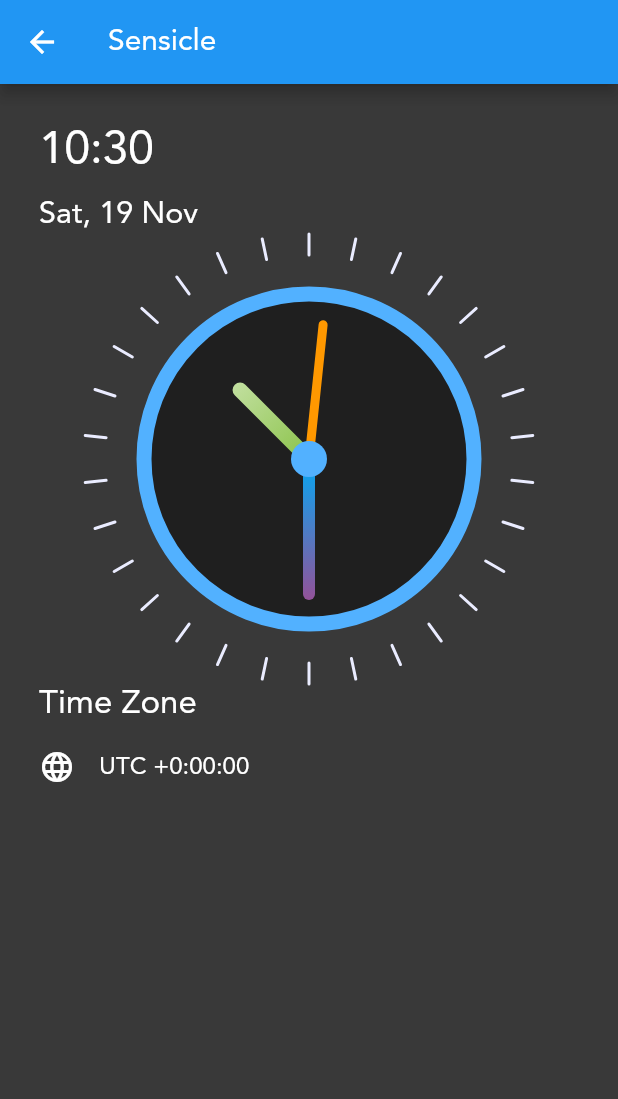
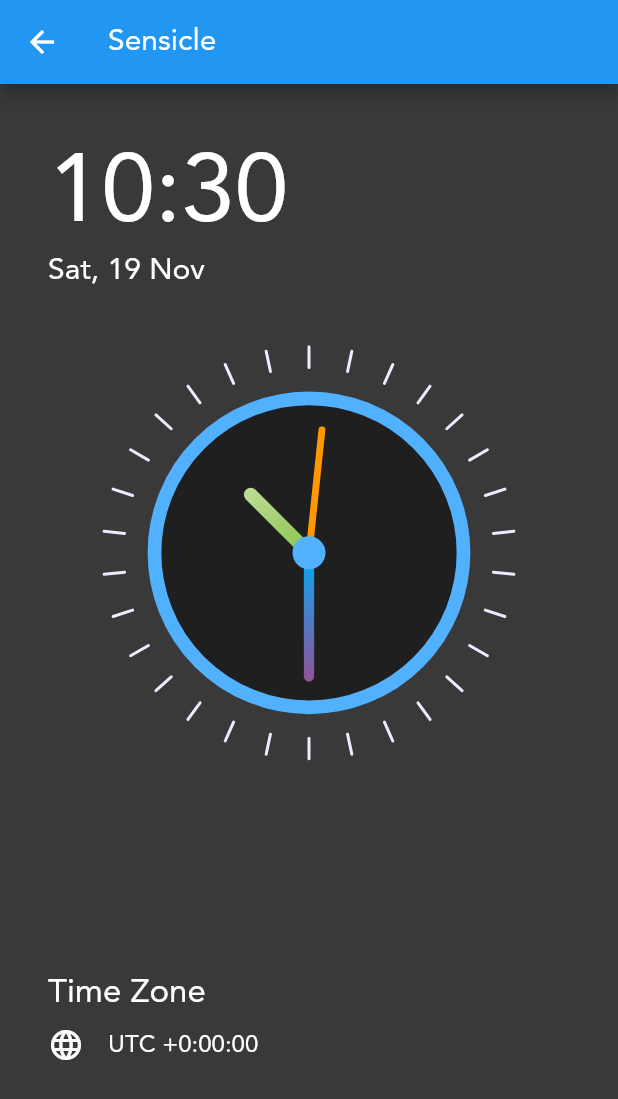
Before and after one commit to luthfibg/flutter_alarm_x, a Flutter app: the ClockPage screen opened directly, on a phone screen of 412 x 824 dp. Shown: the top 1099 px of the screen. Run offline on Flutter 3.47's test engine with Material 2 defaults, Android fonts, the phone set to English and light mode, and no system bars; our stand-ins replace double_back_to_close, persistent_bottom_nav_bar.

Commit message:
[UPD] clock page finishing

```diff
--- a/lib/customs/clock_view.dart
+++ b/lib/customs/clock_view.dart
@@ -3,7 +3,8 @@
 import 'package:flutter/material.dart';
 
 class ClockView extends StatefulWidget {
-  const ClockView({super.key});
+  final double size;
+  const ClockView({super.key, required this.size});
 
   @override
   State<ClockView> createState() => _ClockViewState();
@@ -25,18 +26,16 @@
 
   @override
   Widget build(BuildContext context) {
-    return SizedBox(
+    return Align(
+      alignment: Alignment.topCenter,
       // backgroundColor: black87a,
-      height: 300,
-      child: Center(
+      child: SizedBox(
+        width: widget.size,
+        height: widget.size,
         child: Transform.rotate(
           angle: -pi / 2,
-          child: SizedBox(
-            width: 300,
-            height: 300,
-            child: CustomPaint(
-              painter: ClockPainter(),
-            ),
+          child: CustomPaint(
+            painter: ClockPainter(),
           ),
         ),
       ),
@@ -60,42 +59,46 @@
     var outlineBrush = Paint()
       ..color = primaryBlue
       ..style = PaintingStyle.stroke
-      ..strokeWidth = 10;
+      ..strokeWidth = size.width / 30;
     var centerFillBrush = Paint()..color = primaryBlue;
 
     var secHandBrush = Paint()
       ..color = Colors.orange[500]!
       ..style = PaintingStyle.stroke
       ..strokeCap = StrokeCap.round
-      ..strokeWidth = 6;
+      ..strokeWidth = size.width / 60;
     var minHandBrush = Paint()
       ..shader = const RadialGradient(colors: [Colors.lightBlue, Colors.pink])
           .createShader(Rect.fromCircle(center: center, radius: radius))
       ..style = PaintingStyle.stroke
       ..strokeCap = StrokeCap.round
-      ..strokeWidth = 8;
+      ..strokeWidth = size.width / 40;
     var hourHandBrush = Paint()
       ..shader = const RadialGradient(colors: [Colors.lightGreen, Colors.white])
           .createShader(Rect.fromCircle(center: center, radius: radius))
       ..style = PaintingStyle.stroke
       ..strokeCap = StrokeCap.round
-      ..strokeWidth = 10;
+      ..strokeWidth = size.width / 30;
 
-    canvas.drawCircle(center, radius - 40, fillBrush);
-    canvas.drawCircle(center, radius - 40, outlineBrush);
+    canvas.drawCircle(center, radius * 0.75, fillBrush);
+    canvas.drawCircle(center, radius * 0.75, outlineBrush);
 
-    var secHandX = centerX + 90 * cos(dateTime.second * 6 * pi / 180);
-    var secHandY = centerX + 90 * sin(dateTime.second * 6 * pi / 180);
+    var secHandX = centerX + radius * 0.6 * cos(dateTime.second * 6 * pi / 180);
+    var secHandY = centerY + radius * 0.6 * sin(dateTime.second * 6 * pi / 180);
     canvas.drawLine(center, Offset(secHandX, secHandY), secHandBrush);
 
-    var minHandX = centerX + 90 * cos(dateTime.minute * 6 * pi / 180);
-    var minHandY = centerX + 90 * sin(dateTime.minute * 6 * pi / 180);
+    var minHandX = centerX + radius * 0.6 * cos(dateTime.minute * 6 * pi / 180);
+    var minHandY = centerY + radius * 0.6 * sin(dateTime.minute * 6 * pi / 180);
     canvas.drawLine(center, Offset(minHandX, minHandY), minHandBrush);
 
     var hourHandX = centerX +
-        65 * cos((dateTime.hour * 30 + dateTime.minute * 0.5) * pi / 180);
-    var hourHandY = centerX +
-        65 * sin((dateTime.hour * 30 + dateTime.minute * 0.5) * pi / 180);
+        radius *
+            0.4 *
+            cos((dateTime.hour * 30 + dateTime.minute * 0.5) * pi / 180);
+    var hourHandY = centerY +
+        radius *
+            0.4 *
+            sin((dateTime.hour * 30 + dateTime.minute * 0.5) * pi / 180);
     canvas.drawLine(center, Offset(hourHandX, hourHandY), hourHandBrush);
 
     var dashBrush = Paint()
@@ -104,10 +107,10 @@
       ..strokeCap = StrokeCap.round
       ..strokeWidth = 2;
 
-    canvas.drawCircle(center, 12, centerFillBrush);
+    canvas.drawCircle(center, radius * 0.08, centerFillBrush);
 
     var outerCircleRadius = radius;
-    var innerCircleRadius = radius - 14;
+    var innerCircleRadius = radius * 0.9;
     for (double i = 0; i < 360; i += 12) {
       var x1 = centerX + outerCircleRadius * cos(i * pi / 180);
       var y1 = centerX + outerCircleRadius * sin(i * pi / 180);
--- a/lib/navpages/clock.dart
+++ b/lib/navpages/clock.dart
@@ -34,54 +34,58 @@
           style: TextStyle(fontFamily: 'avenir'),
         ),
       ),
-      body: Container(
-        height: 500,
-        width: 500,
-        padding: const EdgeInsets.all(26),
-        child: Column(
+      body: Column(
         crossAxisAlignment: CrossAxisAlignment.start,
         mainAxisAlignment: MainAxisAlignment.center,
         children: [
           Expanded(
-              child: FittedBox(
-                fit: BoxFit.contain,
+            child: Container(
+              padding: const EdgeInsets.symmetric(horizontal: 32, vertical: 36),
               child: Column(
+                crossAxisAlignment: CrossAxisAlignment.start,
                 children: [
-                    const Padding(
-                        padding: EdgeInsets.fromLTRB(0.0, 10.0, 0.0, 0.0)),
+                  Flexible(
+                    flex: 2,
+                    fit: FlexFit.tight,
+                    child: Column(
+                      crossAxisAlignment: CrossAxisAlignment.start,
+                      children: [
                         Text(
                           formattedTime,
                           style: const TextStyle(
                             color: Colors.white,
-                        fontSize: 999,
+                            fontSize: 64,
+                            fontFamily: 'avenir',
+                          ),
+                        ),
+                        Text(
+                          formattedDate,
+                          style: const TextStyle(
+                            color: Colors.white,
+                            fontSize: 20,
                             fontFamily: 'avenir',
                           ),
                         ),
                       ],
                     ),
                   ),
-            ),
-            Expanded(
-              child: FittedBox(
-                child: Column(
-                  children: [
-                    const Padding(
-                        padding: EdgeInsets.fromLTRB(0.0, 25.0, 0.0, 0.0)),
-                    Text(
-                      formattedDate,
-                      style: const TextStyle(
-                        color: Colors.white,
-                        fontSize: 40,
-                        fontFamily: 'avenir',
-                      ),
-                    ),
-                  ],
+                  Flexible(
+                    flex: 6,
+                    fit: FlexFit.tight,
+                    child: Align(
+                      alignment: Alignment.center,
+                      child: ClockView(
+                        size: MediaQuery.of(context).size.height / 3,
                       ),
                     ),
                   ),
-            const ClockView(),
-            const Expanded(
-              child: Text(
+                  Flexible(
+                    flex: 2,
+                    fit: FlexFit.tight,
+                    child: Column(
+                      crossAxisAlignment: CrossAxisAlignment.start,
+                      children: [
+                        const Text(
                           'Time Zone',
                           style: TextStyle(
                             color: Colors.white,
@@ -89,9 +93,10 @@
                             fontFamily: 'avenir',
                           ),
                         ),
+                        const SizedBox(
+                          height: 10,
                         ),
-            Expanded(
-              child: Row(
+                        Row(
                           children: [
                             const Icon(
                               Icons.language,
@@ -110,10 +115,15 @@
                             ),
                           ],
                         ),
+                      ],
+                    ),
                   ),
                 ],
               ),
             ),
+          ),
+        ],
+      ),
     );
   }
 }
```
Lines whose indentation alone changed are shown as unchanged.
